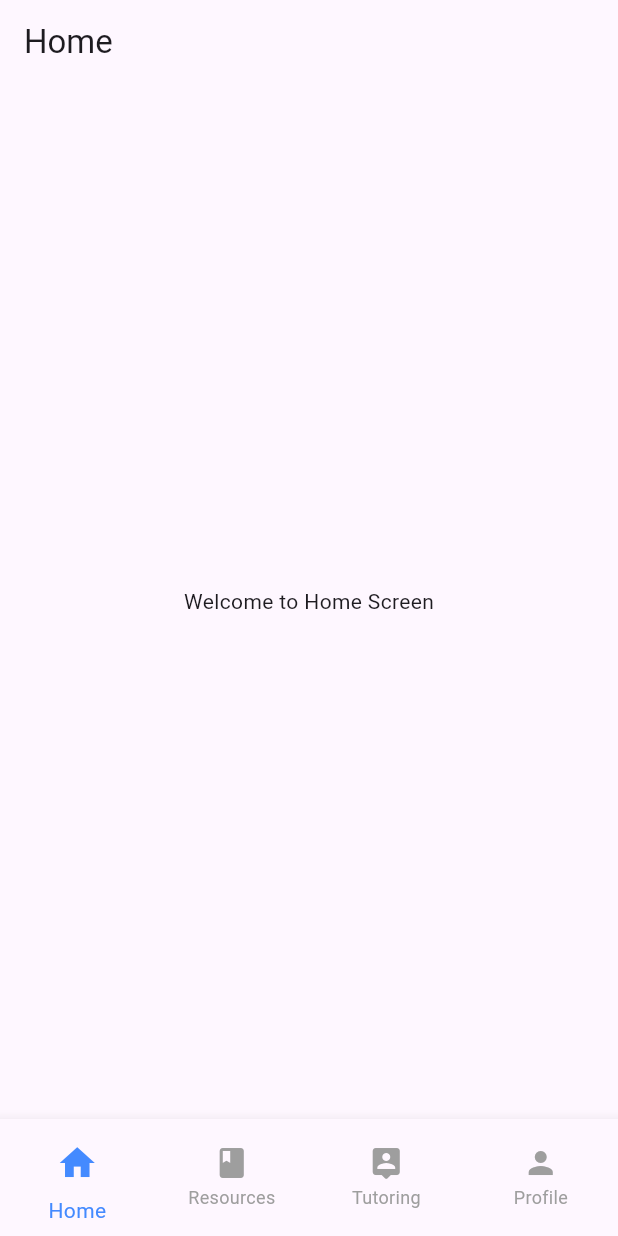
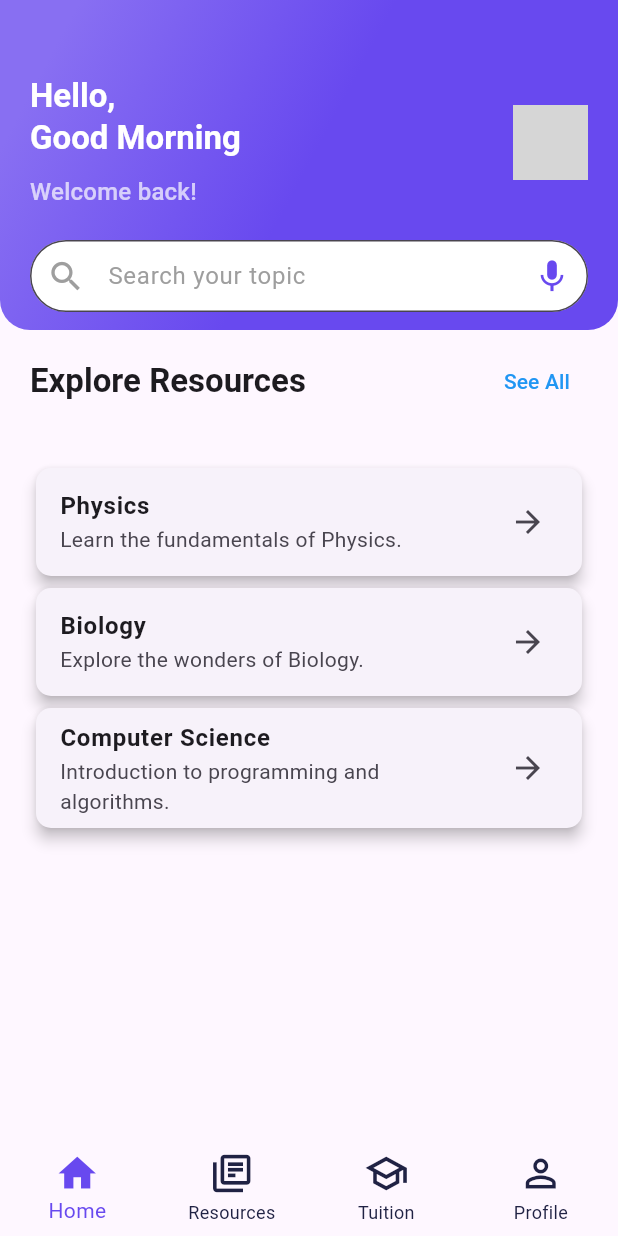
Before and after one commit to zw-weng/hackathon_xcode, a Flutter app: the screen it shows after launch, on a phone screen of 412 x 824 dp. Run offline on Flutter 3.47's test engine with Material 3 defaults, Android fonts, the phone set to English and light mode, and no system bars; Roboto replaces fonts that are missing (Poppins); grey boxes are pictures that could not be loaded.

Commit message:
update home

```diff
--- /dev/null
+++ b/lib/constants/colors.dart
@@ -0,0 +1,4 @@
+import 'package:flutter/material.dart';
+
+const kPrimaryColor = Color(0xff6849ef);
+const kPrimaryLight = Color(0xff8a72f1);
--- a/lib/main.dart
+++ b/lib/main.dart
@@ -1,5 +1,5 @@
-import 'package:demo/route.dart';
 import 'package:flutter/material.dart';
+import 'package:demo/screens/base_screen.dart';
 
 void main() {
   runApp(const MyApp());
@@ -8,20 +8,13 @@ void main() {
 class MyApp extends StatelessWidget {
   const MyApp({super.key});
 
-  // This widget is the root of your application.
   @override
   Widget build(BuildContext context) {
-    return MaterialApp.router(
-      routerDelegate: goRouter.routerDelegate,
-      routeInformationParser: goRouter.routeInformationParser,
-      routeInformationProvider: goRouter.routeInformationProvider,
+    return MaterialApp(
       debugShowCheckedModeBanner: false,
       title: 'EduConnect',
-      theme: ThemeData(
-        colorScheme: ColorScheme.fromSeed(seedColor: Colors.deepPurple),
-        useMaterial3: true,
-      ),
-      // home: const MyHomePage(title: 'Flutter Demo Home Page'),
+      theme: ThemeData(fontFamily: 'Poppins'),
+      home: const BaseScreen(),
     );
   }
 }
--- /dev/null
+++ b/lib/models/course.dart
@@ -0,0 +1,6 @@
+class Course {
+  final String name;
+  final String description;
+
+  Course({required this.name, required this.description});
+}
--- a/lib/navigation.dart
+++ /dev/null
@@ -1,63 +0,0 @@
-import 'package:flutter/material.dart';
-import 'package:go_router/go_router.dart';
-
-class ScaffoldWithBottomNavBar extends StatefulWidget {
-  final Widget body;  // Screen content that will be passed from the route
-
-  const ScaffoldWithBottomNavBar({required this.body, super.key});
-
-  @override
-  State<ScaffoldWithBottomNavBar> createState() => _ScaffoldWithBottomNavBarState();
-}
-
-class _ScaffoldWithBottomNavBarState extends State<ScaffoldWithBottomNavBar> {
-  int _selectedIndex = 0;
-
-  // A list to map index to routes
-  final List<String> _routes = [
-    '/',
-    '/resources',
-    '/tutoring',
-    '/profile',
-  ];
-
-  void _onItemTapped(int index) {
-    setState(() {
-      _selectedIndex = index;
-    });
-    // Navigate to the route based on the tapped index
-    context.go(_routes[index]);
-  }
-
-  @override
-  Widget build(BuildContext context) {
-    return Scaffold(
-      body: widget.body,  // Display the passed screen content here
-      bottomNavigationBar: BottomNavigationBar(
-        items: <BottomNavigationBarItem>[
-          _buildNavItem(Icons.home, 'Home', 0),
-          _buildNavItem(Icons.book, 'Resources', 1),
-          _buildNavItem(Icons.person_pin_rounded, 'Tutoring', 2),
-          _buildNavItem(Icons.person, 'Profile', 3),
-        ],
-        currentIndex: _selectedIndex,
-        selectedItemColor: Colors.blueAccent,  // Blue color for selected icon
-        unselectedItemColor: Colors.grey,  // Gray color for unselected icons
-        type: BottomNavigationBarType.fixed,  // Ensure the labels are always visible
-        onTap: _onItemTapped,  // Update index and navigate on tap
-      ),
-    );
-  }
-
-  BottomNavigationBarItem _buildNavItem(IconData icon, String label, int index) {
-    return BottomNavigationBarItem(
-      icon: _selectedIndex == index
-          ? Padding(
-              padding: const EdgeInsets.all(8.0),  // Add padding for selected icon
-              child: Icon(icon, size: 28, color: Colors.blueAccent),  // Larger size for selected icon
-            )
-          : Icon(icon, size: 24, color: Colors.grey),  // Regular size for unselected icon
-      label: label,
-    );
-  }
-}
--- a/lib/route.dart
+++ /dev/null
@@ -1,41 +0,0 @@
-import 'package:go_router/go_router.dart';
-import 'package:flutter/material.dart';
-import 'screens/home_screen.dart';
-import 'screens/resources_screen.dart';
-import 'screens/tutoring_screen.dart';
-import 'screens/profile_screen.dart';
-import 'navigation.dart';  // Import the navigation bar
-
-final GoRouter goRouter = GoRouter(
-  initialLocation: '/',
-  routes: [
-    GoRoute(
-      path: '/',
-      name: 'home',
-      builder: (context, state) => ScaffoldWithBottomNavBar(
-        body: const HomeScreen(),  // Pass HomeScreen as the body
-      ),
-    ),
-    GoRoute(
-      path: '/resources',
-      name: 'resources',
-      builder: (context, state) => ScaffoldWithBottomNavBar(
-        body: const ResourcesScreen(),  // Pass ResourcesScreen as the body
-      ),
-    ),
-    GoRoute(
-      path: '/tutoring',
-      name: 'tutoring',
-      builder: (context, state) => ScaffoldWithBottomNavBar(
-        body: const TutoringScreen(),  // Pass TutoringScreen as the body
-      ),
-    ),
-    GoRoute(
-      path: '/profile',
-      name: 'profile',
-      builder: (context, state) => ScaffoldWithBottomNavBar(
-        body: const ProfileScreen(),  // Pass ProfileScreen as the body
-      ),
-    ),
-  ],
-);
--- /dev/null
+++ b/lib/screens/base_screen.dart
@@ -0,0 +1,68 @@
+import 'package:demo/constants/colors.dart';
+import 'package:demo/screens/home_screen.dart';
+import 'package:demo/screens/profile_screen.dart';
+import 'package:demo/screens/resources_screen.dart';
+import 'package:demo/screens/tuition_screen.dart';
+import 'package:flutter/material.dart';
+
+class BaseScreen extends StatefulWidget {
+  const BaseScreen({super.key});
+
+  @override
+  State<BaseScreen> createState() => _BaseScreenState();
+}
+
+class _BaseScreenState extends State<BaseScreen> {
+  int _selectedIndex = 0;
+
+  static const List<Widget> _widgetOptions = <Widget>[
+    HomeScreen(),
+    ResourcesScreen(),
+    TuitionScreen(),
+    ProfileScreen(),
+  ];
+
+  @override
+  Widget build(BuildContext context) {
+    return Scaffold(
+      body: Center(
+        child: _widgetOptions.elementAt(_selectedIndex),
+      ),
+      bottomNavigationBar: BottomNavigationBar(
+        type: BottomNavigationBarType.fixed,
+        selectedItemColor: kPrimaryColor,
+        unselectedItemColor: const Color(0xFF202244), // Custom color for unselected icons
+        elevation: 0,
+        iconSize: 30,
+        items: const [
+          BottomNavigationBarItem(
+            icon: Icon(Icons.home_outlined), // Set icon size
+            activeIcon: Icon(Icons.home),
+            label: "Home",
+          ),
+          BottomNavigationBarItem(
+            icon: Icon(Icons.library_books_outlined),
+            activeIcon: Icon(Icons.library_books),
+            label: "Resources",
+          ),
+          BottomNavigationBarItem(
+            icon: Icon(Icons.school_outlined),
+            activeIcon: Icon(Icons.school),
+            label: "Tuition",
+          ),
+          BottomNavigationBarItem(
+            icon: Icon(Icons.person_outline),
+            activeIcon: Icon(Icons.person),
+            label: "Profile",
+          ),
+        ],
+        currentIndex: _selectedIndex,
+        onTap: (int index) {
+          setState(() {
+            _selectedIndex = index;
+          });
+        },
+      ),
+    );
+  }
+}
--- a/lib/screens/home_screen.dart
+++ b/lib/screens/home_screen.dart
@@ -1,17 +1,126 @@
+import 'package:demo/models/course.dart'; // Import the Course model
+import 'package:demo/widgets/course_card.dart'; // Import the CourseCard widget
+import 'package:demo/widgets/search_field.dart';
 import 'package:flutter/material.dart';
+import 'package:flutter/services.dart';
 
-class HomeScreen extends StatelessWidget {
+class HomeScreen extends StatefulWidget {
   const HomeScreen({super.key});
 
   @override
+  State<HomeScreen> createState() => _HomeScreenState();
+}
+
+class _HomeScreenState extends State<HomeScreen> {
+  final List<Course> courses = [
+    Course(name: "Physics", description: "Learn the fundamentals of Physics."),
+    Course(name: "Biology", description: "Explore the wonders of Biology."),
+    Course(name: "Computer Science", description: "Introduction to programming and algorithms."),
+    // Add more courses as needed
+  ];
+
+  @override
   Widget build(BuildContext context) {
-    return Scaffold(
-      appBar: AppBar(
-        title: const Text('Home'),
-      ),
-      body: const Center(
-        child: Text('Welcome to Home Screen'),
+    return AnnotatedRegion<SystemUiOverlayStyle>(
+      value: SystemUiOverlayStyle.light,
+      child: Scaffold(
+        body: Column(
+          children: [
+            const AppBar(),
+            Padding(
+              padding: const EdgeInsets.symmetric(horizontal: 20.0, vertical: 10.0),
+              child: Row(
+                mainAxisAlignment: MainAxisAlignment.spaceBetween,
+                children: [
+                  Text(
+                    "Explore Resources",
+                    style: Theme.of(context).textTheme.titleLarge?.copyWith(
+                          fontWeight: FontWeight.bold,
+                        ),
+                  ),
+                  TextButton(
+                    onPressed: () {
+                      // Add action for See All button
+                    },
+                    child: const Text("See All", style: TextStyle(color: Colors.blue)),
+                  ),
+                ],
+              ),
+            ),
+            Expanded(
+              child: SingleChildScrollView(
+                padding: const EdgeInsets.all(20.0),
+                child: Column(
+                  children: courses.map((course) => CourseCard(course: course)).toList(),
+                ),
+              ),
+            ),
+          ],
+        ),
       ),
     );
   }
 }
+
+class AppBar extends StatelessWidget {
+  const AppBar({super.key});
+
+  @override
+  Widget build(BuildContext context) {
+    return Container(
+      padding: const EdgeInsets.only(top: 50, left: 20, right: 20),
+      height: 220,
+      width: double.infinity,
+      decoration: const BoxDecoration(
+        borderRadius: BorderRadius.only(
+          bottomLeft: Radius.circular(20),
+          bottomRight: Radius.circular(20),
+        ),
+        gradient: LinearGradient(
+          begin: Alignment.topLeft,
+          end: Alignment.bottomRight,
+          stops: [0.1, 0.5],
+          colors: [
+            Color(0xff886ff2),
+            Color(0xff6849ef),
+          ],
+        ),
+      ),
+      child: Column(
+        crossAxisAlignment: CrossAxisAlignment.start,
+        children: [
+          Row(
+            mainAxisAlignment: MainAxisAlignment.spaceBetween,
+            children: [
+              Column(
+                crossAxisAlignment: CrossAxisAlignment.start,
+                children: [
+                  Text(
+                    "Hello,\nGood Morning",
+                    style: Theme.of(context).textTheme.titleLarge?.copyWith(
+                          color: Colors.white,
+                          fontWeight: FontWeight.bold,
+                        ),
+                  ),
+                  const SizedBox(height: 10),
+                  Text(
+                    "Welcome back!",
+                    style: Theme.of(context).textTheme.titleMedium?.copyWith(
+                          color: Colors.white70,
+                        ),
+                  ),
+                ],
+              ),
+              CircleAvatar(
+                backgroundImage: const AssetImage('assets/images/malaysia-flag-1.jpg'), // Fixed asset path
+                radius: 25,
+              ),
+            ],
+          ),
+          const SizedBox(height: 20),
+          const SearchField(),
+        ],
+      ),
+    );
+  }
+}
--- a/lib/screens/profile_screen.dart
+++ b/lib/screens/profile_screen.dart
@@ -1,17 +1,15 @@
 import 'package:flutter/material.dart';
 
-class ProfileScreen extends StatelessWidget {
+class ProfileScreen extends StatefulWidget {
   const ProfileScreen({super.key});
 
   @override
+  State<ProfileScreen> createState() => _ProfileScreenState();
+}
+
+class _ProfileScreenState extends State<ProfileScreen> {
+  @override
   Widget build(BuildContext context) {
-    return Scaffold(
-      appBar: AppBar(
-        title: const Text('Profile'),
-      ),
-      body: const Center(
-        child: Text('User Profile Settings'),
-      ),
-    );
+    return const Placeholder();
   }
 }
--- a/lib/screens/resources_screen.dart
+++ b/lib/screens/resources_screen.dart
@@ -1,17 +1,15 @@
 import 'package:flutter/material.dart';
 
-class ResourcesScreen extends StatelessWidget {
+class ResourcesScreen extends StatefulWidget {
   const ResourcesScreen({super.key});
 
   @override
+  State<ResourcesScreen> createState() => _ResourcesScreenState();
+}
+
+class _ResourcesScreenState extends State<ResourcesScreen> {
+  @override
   Widget build(BuildContext context) {
-    return Scaffold(
-      appBar: AppBar(
-        title: const Text('Courses'),
-      ),
-      body: const Center(
-        child: Text('Explore Courses'),
-      ),
-    );
+    return const Placeholder();
   }
 }
--- /dev/null
+++ b/lib/screens/tuition_screen.dart
@@ -0,0 +1,15 @@
+import 'package:flutter/material.dart';
+
+class TuitionScreen extends StatefulWidget {
+  const TuitionScreen({super.key});
+
+  @override
+  State<TuitionScreen> createState() => _TuitionScreenState();
+}
+
+class _TuitionScreenState extends State<TuitionScreen> {
+  @override
+  Widget build(BuildContext context) {
+    return const Placeholder();
+  }
+}
--- a/lib/screens/tutoring_screen.dart
+++ /dev/null
@@ -1,17 +0,0 @@
-import 'package:flutter/material.dart';
-
-class TutoringScreen extends StatelessWidget {
-  const TutoringScreen({super.key});
-
-  @override
-  Widget build(BuildContext context) {
-    return Scaffold(
-      appBar: AppBar(
-        title: const Text('Tutoring'),
-      ),
-      body: const Center(
-        child: Text('Book a Tutor'),
-      ),
-    );
-  }
-}
--- /dev/null
+++ b/lib/widgets/course_card.dart
@@ -0,0 +1,25 @@
+import 'package:demo/models/course.dart';
+import 'package:flutter/material.dart';
+
+class CourseCard extends StatelessWidget {
+  final Course course; // Use the Course model
+  const CourseCard({super.key, required this.course});
+
+  @override
+  Widget build(BuildContext context) {
+    return Card(
+      elevation: 4,
+      shape: RoundedRectangleBorder(
+        borderRadius: BorderRadius.circular(10),
+      ),
+      child: ListTile(
+        title: Text(course.name, style: const TextStyle(fontWeight: FontWeight.bold)),
+        subtitle: Text(course.description), // Display course description
+        trailing: const Icon(Icons.arrow_forward),
+        onTap: () {
+          // Add action when the card is tapped
+        },
+      ),
+    );
+  }
+}
--- /dev/null
+++ b/lib/widgets/search_field.dart
@@ -0,0 +1,34 @@
+import 'package:demo/constants/colors.dart';
+import 'package:flutter/material.dart';
+
+class SearchField extends StatelessWidget {
+  const SearchField({super.key});
+
+  @override
+  Widget build(BuildContext context) {
+    return TextFormField(
+      decoration: InputDecoration(
+        prefixIcon: const Icon(
+          Icons.search,
+          color: Colors.grey,
+          size: 26,
+        ),
+        suffixIcon: const Icon(
+          Icons.mic,
+          color: kPrimaryColor,
+          size: 26,
+        ),
+        // helperText: "Search your topic",
+        floatingLabelBehavior: FloatingLabelBehavior.never,
+        labelText: "Search your topic",
+        labelStyle: const TextStyle(color: Colors.grey),
+        filled: true,
+        fillColor: Colors.white,
+        border: OutlineInputBorder(
+          borderRadius: BorderRadius.circular(40),
+        ),
+        isDense: true,
+      ),
+    );
+  }
+}
```
Also changed, not shown: pubspec.yaml (+3 -4 lines), assets/fonts/Poppins-Bold.ttf (added), assets/fonts/Poppins-Medium.ttf (added), assets/fonts/Poppins-Regular.ttf (added), assets/fonts/Poppins-SemiBold.ttf (added), assets/images/malaysia-flag-1.jpg (added), pubspec.lock.
